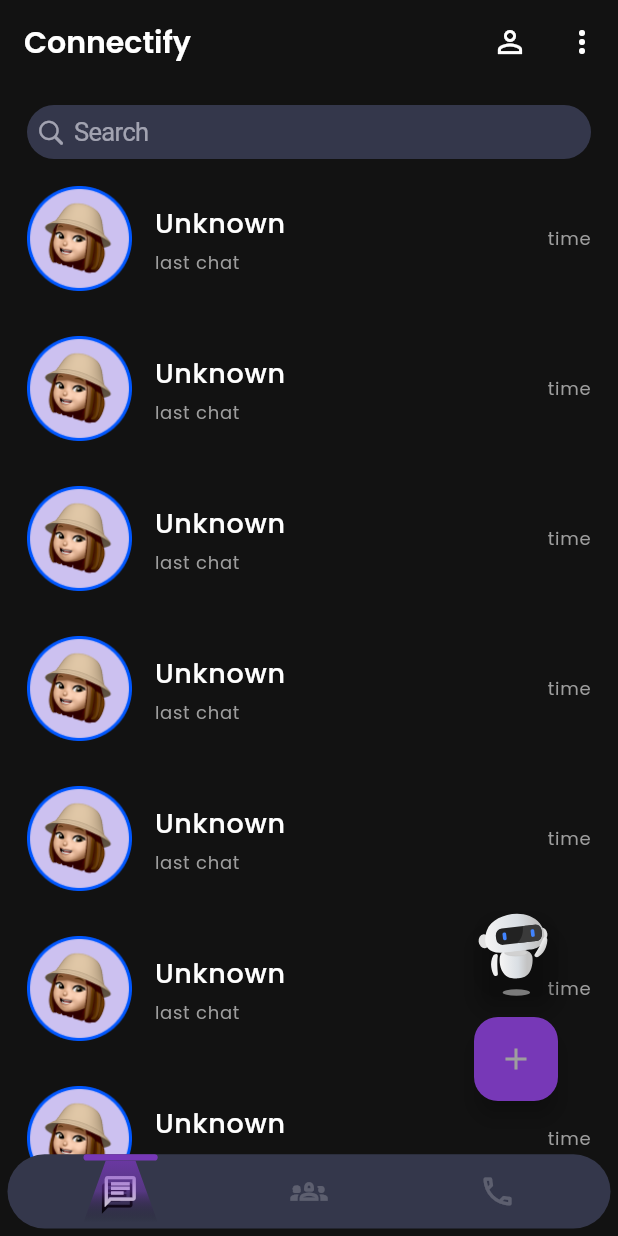
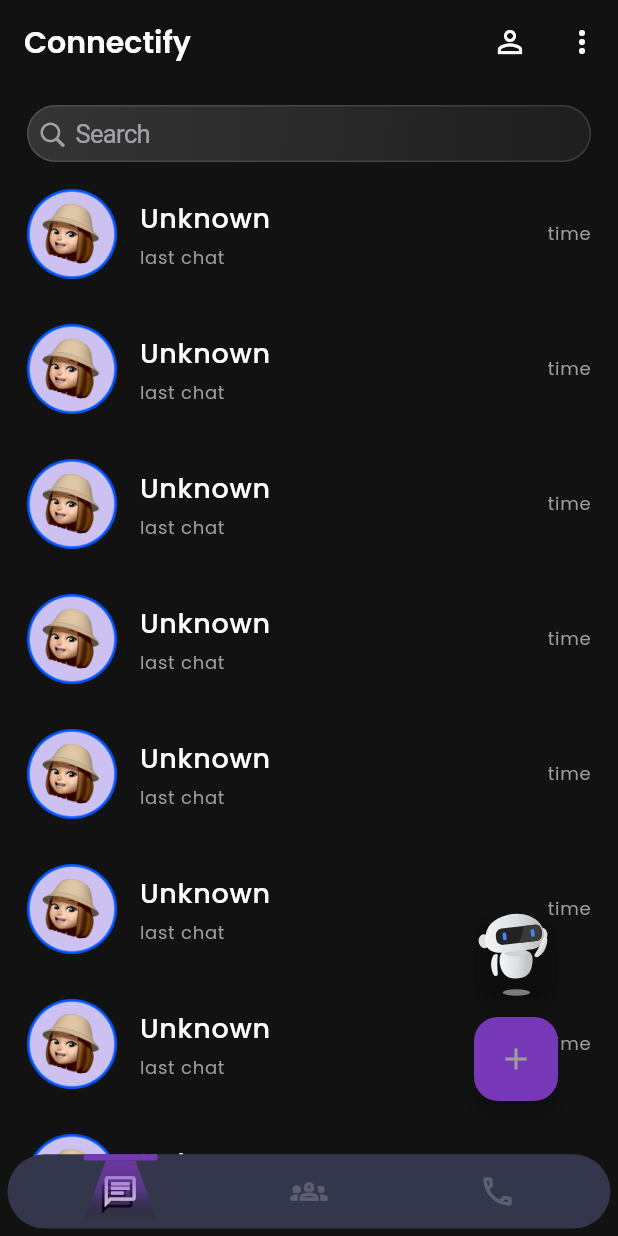
Before and after one commit to Rohan-Beta/chatapp, a Flutter app: the screen it shows after launch, on a phone screen of 412 x 824 dp. Run offline on Flutter 3.47's test engine with Material 3 defaults, Android fonts, the phone set to English and light mode, and no system bars; our stand-ins replace flutter_svg, get, lottie, slide_to_act.

Commit message:
feat: modify home and char screen

```diff
--- a/lib/main.dart
+++ b/lib/main.dart
@@ -1,5 +1,6 @@
 // ignore_for_file: prefer_const_constructors
 
+import 'package:chatapp/screens/chat/chat_screen.dart';
 import 'package:chatapp/screens/home/home_screen.dart';
 import 'package:chatapp/utils/Themes.dart';
 import 'package:chatapp/utils/screen_route.dart';
--- a/lib/screens/home/home_screen.dart
+++ b/lib/screens/home/home_screen.dart
@@ -1,6 +1,8 @@
 // ignore_for_file: prefer_const_constructors, prefer_const_literals_to_create_immutables, avoid_unnecessary_containers, sized_box_for_whitespace
 
+import 'package:chatapp/screens/chat/chat_screen.dart';
 import 'package:chatapp/screens/home/home_widget/chat_list_widget.dart';
+import 'package:chatapp/screens/home/home_widget/glass_box.dart';
 import 'package:chatapp/utils/colors.dart';
 import 'package:chatapp/utils/images.dart';
 import 'package:chatapp/utils/text.dart';
@@ -45,8 +47,9 @@ class _HomeScreenState extends State<HomeScreen> {
   @override
   Widget build(BuildContext context) {
     return Scaffold(
+      extendBodyBehindAppBar: true,
       appBar: AppBar(
-        automaticallyImplyLeading: false,
+        // automaticallyImplyLeading: false,
         title: Text(
           AppTexts.appName,
           // style: Theme.of(context).textTheme.headlineSmall,
@@ -183,8 +186,11 @@ class _HomeScreenState extends State<HomeScreen> {
                         decoration: BoxDecoration(
                           borderRadius: BorderRadius.circular(30),
                         ),
-                        child:
-                            Center(child: Lottie.asset(MyAssetsImage.welcome)),
+                        alignment: Alignment.center,
+                        child: GlassBox(
+                          customChild: Lottie.asset(MyAssetsImage.welcome),
+                          // customChild: ChatScreen(),
+                        ),
                       ),
                     )
                   : Container(
--- a/lib/screens/home/home_widget/chat_list_widget.dart
+++ b/lib/screens/home/home_widget/chat_list_widget.dart
@@ -2,8 +2,10 @@
 
 import 'package:chatapp/screens/home/home_widget/chat_tile_widget.dart';
 import 'package:chatapp/utils/images.dart';
+import 'package:chatapp/widgets/screen_helper_widget.dart';
 import 'package:flutter/cupertino.dart';
 import 'package:flutter/material.dart';
+import 'package:get/get.dart';
 
 class ChatListWidget extends StatelessWidget {
   ChatListWidget({super.key});
@@ -22,17 +24,32 @@ class ChatListWidget extends StatelessWidget {
               style: TextStyle(color: Colors.white),
               controller: _textEditingController,
               decoration: BoxDecoration(
-                color: Theme.of(context).colorScheme.primaryContainer,
                 borderRadius: BorderRadius.circular(30),
+                border: Border.all(
+                  color: Colors.white.withOpacity(0.13),
+                ),
+                gradient: LinearGradient(
+                  begin: Alignment.topLeft,
+                  end: Alignment.bottomRight,
+                  colors: [
+                    Colors.white.withOpacity(0.15),
+                    Colors.white.withOpacity(0.05),
+                  ],
+                ),
               ),
             ),
           ),
         ),
-        ChatTileWidget(
-          imageUrl: MyAssetsImage.girlPic,
-          name: "Unknown",
-          lastChat: "last chat",
-          lastChatTime: "time",
+        InkWell(
+          onTap: () {
+            Get.toNamed("/chatScreen");
+          },
+          child: ChatTileWidget(
+            imageUrl: MyAssetsImage.girlPic,
+            name: "Unknown",
+            lastChat: "last chat",
+            lastChatTime: "time",
+          ),
         ),
         ChatTileWidget(
           imageUrl: MyAssetsImage.girlPic,
--- a/lib/screens/home/home_widget/chat_tile_widget.dart
+++ b/lib/screens/home/home_widget/chat_tile_widget.dart
@@ -1,6 +1,5 @@
 // ignore_for_file: prefer_const_constructors
 
-import 'package:chatapp/utils/images.dart';
 import 'package:flutter/material.dart';
 
 class ChatTileWidget extends StatelessWidget {
@@ -33,7 +32,7 @@ class ChatTileWidget extends StatelessWidget {
               children: [
                 Image.asset(
                   imageUrl,
-                  width: 70,
+                  width: 60,
                 ),
                 SizedBox(width: 15),
                 Column(
--- a/lib/utils/images.dart
+++ b/lib/utils/images.dart
@@ -6,6 +6,10 @@ class MyAssetsImage {
   static const appIcons = "$iconsPath/app_icon.png";
   static const connectSVG = "$iconsPath/connect.svg";
   static const plugSVG = "$iconsPath/plug.svg";
+  static const chatStatus = "$iconsPath/chatStatus.svg";
+  static const gallery = "$iconsPath/gallery.svg";
+  static const mic = "$iconsPath/mic.svg";
+  static const send = "$iconsPath/send.svg";
 
   static const splash = "$animationPath/splash.json";
   static const welcome = "$animationPath/welcome.json";
@@ -16,4 +20,6 @@ class MyAssetsImage {
 
   static const boyPic = "$imagePath/boy_pic.png";
   static const girlPic = "$imagePath/girl_pic.png";
+  static const background = "$imagePath/background.jpeg";
+  static const background1 = "$imagePath/background2.jpeg";
 }
--- a/lib/utils/screen_route.dart
+++ b/lib/utils/screen_route.dart
@@ -1,6 +1,7 @@
 // ignore_for_file: prefer_const_constructors
 
 import 'package:chatapp/screens/Auth/auth_screen.dart';
+import 'package:chatapp/screens/chat/chat_screen.dart';
 import 'package:chatapp/screens/home/home_screen.dart';
 import 'package:get/get.dart';
 
@@ -15,14 +16,9 @@ var screenRoute = [
     page: () => HomeScreen(),
     transition: Transition.upToDown,
   ),
-  // GetPage(
-  //   name: "/groupScreen",
-  //   page: () => GroupScreen(),
-  //   transition: Transition.rightToLeft,
-  // ),
-  // GetPage(
-  //   name: "/callScreen",
-  //   page: () => CallScreen(),
-  //   transition: Transition.rightToLeft,
-  // ),
+  GetPage(
+    name: "/chatScreen",
+    page: () => ChatScreen(),
+    transition: Transition.rightToLeft,
+  ),
 ];
```
Also changed, not shown: lib/screens/chat/chat_ widget/chat_bubble.dart (added, +96 -0 lines), lib/screens/chat/chat_screen.dart (added, +150 -0 lines), lib/screens/home/home_widget/glass_box.dart (added, +61 -0 lines), assets/icons/chatStatus.svg (added), assets/icons/gallery.svg (added), assets/icons/mic.svg (added), assets/icons/send.svg (added), assets/images/background.jpeg (added), assets/images/background2.jpeg (added).
